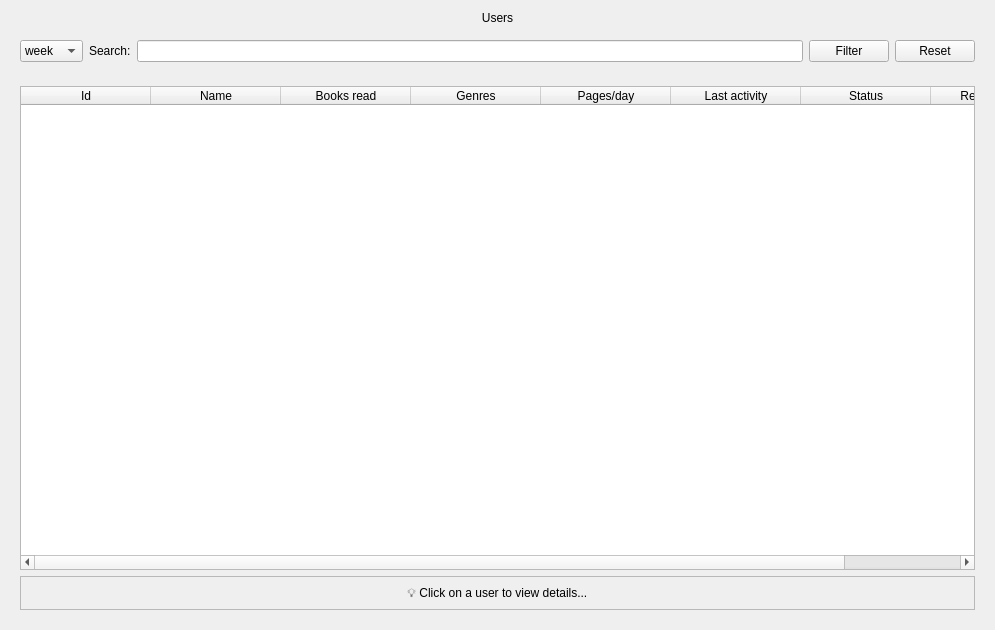
Old version of the form admin_panel/views/ui/UsersView.ui in the repository Magdalena52772/Booktrack.
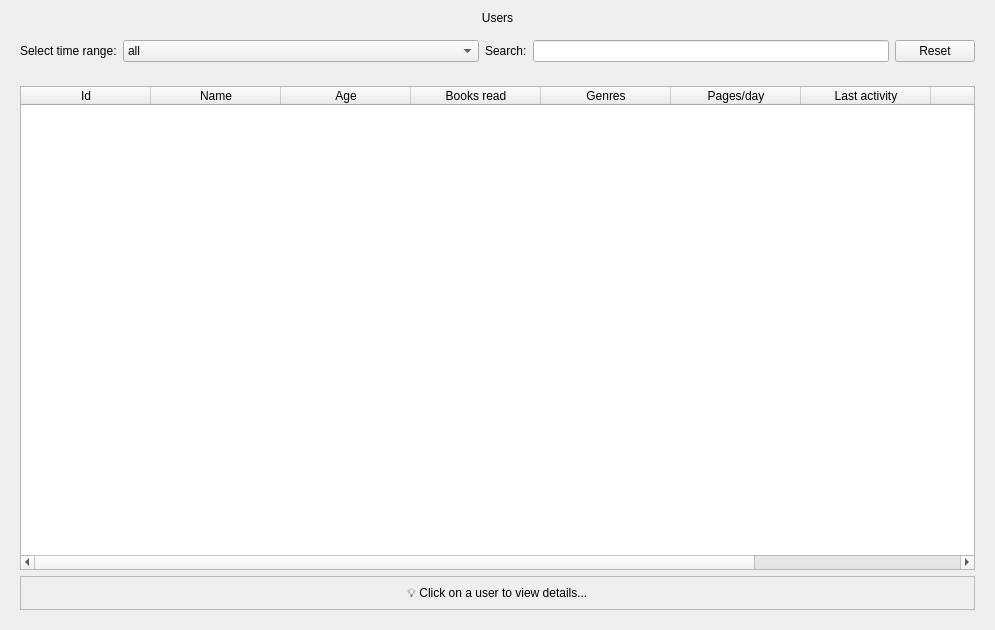
New version of the form. Icons and pictures are not drawn.

What changed in the file:
```diff
--- a/admin_panel/views/ui/UsersView.ui
+++ b/admin_panel/views/ui/UsersView.ui
@@ -38,9 +38,21 @@
    </item>
    <item>
     <widget class="QFrame" name="frame_filters">
-     <layout class="QHBoxLayout" name="filter_box" stretch="0,0,0,0,0">
+     <layout class="QHBoxLayout" name="filter_box" stretch="0,1,0,1,0">
+      <item>
+       <widget class="QLabel" name="lbl_desc1">
+        <property name="text">
+         <string>Select time range:</string>
+        </property>
+       </widget>
+      </item>
       <item>
        <widget class="QComboBox" name="cb_time">
+        <item>
+         <property name="text">
+          <string>all</string>
+         </property>
+        </item>
         <item>
          <property name="text">
           <string>week</string>
@@ -72,20 +84,6 @@
         </property>
        </widget>
       </item>
-      <item>
-       <widget class="QPushButton" name="btn_filter">
-        <property name="text">
-         <string>Filter</string>
-        </property>
-        <property name="icon">
-         <iconset>
-          <normaloff>../../assets/icons/search.svg</normaloff>../../assets/icons/search.svg</iconset>
-        </property>
-        <property name="checkable">
-         <bool>false</bool>
-        </property>
-       </widget>
-      </item>
       <item>
        <widget class="QPushButton" name="btn_reset">
         <property name="text">
@@ -145,6 +143,11 @@
           <string>Name</string>
          </property>
         </column>
+        <column>
+         <property name="text">
+          <string>Age</string>
+         </property>
+        </column>
         <column>
          <property name="text">
           <string>Books read</string>
```
